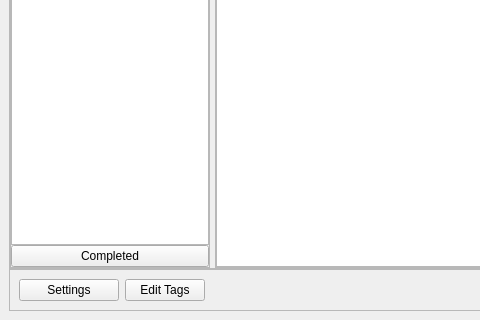
Above: src/gui/mainwindow.ui from gravityfargo/DavTasks before the change; both pictures show x 0 to 480 and y 474 to 794 of the 956 by 794 pixel window. Below: the same form after it.
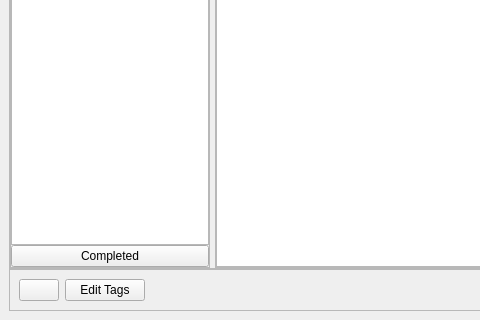
That is the form after the change.

```diff
--- a/src/gui/mainwindow.ui
+++ b/src/gui/mainwindow.ui
@@ -264,7 +264,7 @@
        <item row="0" column="0">
         <widget class="QPushButton" name="pushButtonSettings">
          <property name="sizePolicy">
-          <sizepolicy hsizetype="Expanding" vsizetype="Fixed">
+          <sizepolicy hsizetype="Minimum" vsizetype="Fixed">
            <horstretch>0</horstretch>
            <verstretch>0</verstretch>
           </sizepolicy>
@@ -276,7 +276,7 @@
           </size>
          </property>
          <property name="text">
-          <string>Settings</string>
+          <string/>
          </property>
         </widget>
        </item>
```
